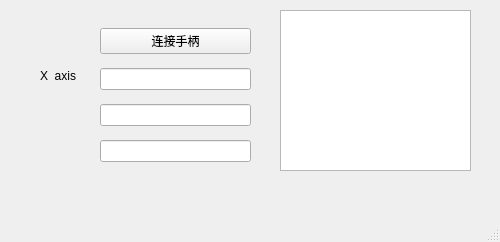
Before: the Qt Designer form gamepad.ui in C-Qiyao/joystick_test_python, drawn with Qt 5.
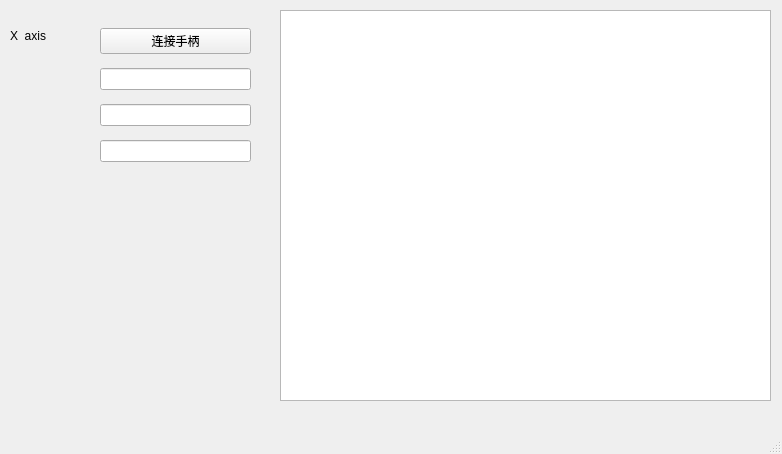
After: the same form once the commit is applied.

The edit to the form file:
```diff
--- a/gamepad.ui
+++ b/gamepad.ui
@@ -6,8 +6,8 @@
    <rect>
     <x>0</x>
     <y>0</y>
-    <width>500</width>
-    <height>242</height>
+    <width>782</width>
+    <height>454</height>
    </rect>
   </property>
   <property name="windowTitle">
@@ -45,8 +45,8 @@
    <widget class="QLabel" name="label">
     <property name="geometry">
      <rect>
-      <x>40</x>
-      <y>70</y>
+      <x>10</x>
+      <y>30</y>
       <width>54</width>
       <height>12</height>
      </rect>
@@ -60,8 +60,8 @@
      <rect>
       <x>280</x>
       <y>10</y>
-      <width>191</width>
-      <height>161</height>
+      <width>491</width>
+      <height>391</height>
      </rect>
     </property>
    </widget>
```
Left out of the diff: 2 changed lines with no effect on the pictures.
